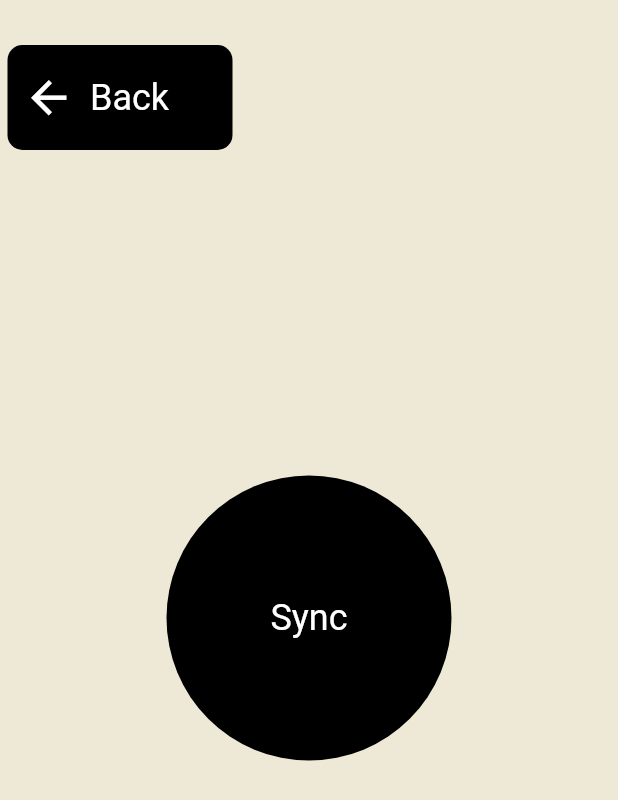
After one commit to samaralii/RestaurantApp, a Flutter app: the SyncPage screen opened directly, on a phone screen of 412 x 824 dp. The commit adds this screen. Shown: the top 800 px of the screen. Run offline on Flutter 3.47's test engine with Material 2 defaults, Android fonts, the phone set to English and light mode, and no system bars.

Commit message:
work on sync page

```diff
--- a/lib/loginPage.dart
+++ b/lib/loginPage.dart
@@ -1,5 +1,6 @@
 import 'package:flutter/material.dart';
 import 'utilz.dart';
+import 'syncPage.dart';
 
 class LoginPage extends StatelessWidget {
   @override
@@ -95,7 +96,11 @@ class MainPageState extends State<MainPage> {
         minWidth: 200.0,
         height: 70.0,
         child: RaisedButton(
-          onPressed: () {},
+          onPressed: () {
+
+            Navigator.push(context, MaterialPageRoute(builder: (context) => SyncPage()));
+
+          },
           color: Colors.red,
           padding: EdgeInsets.all(10.0),
           child: Text("Login",
--- /dev/null
+++ b/lib/syncPage.dart
@@ -0,0 +1,85 @@
+import 'package:flutter/material.dart';
+import 'utilz.dart';
+
+
+class SyncPage extends StatefulWidget {
+  createState() => SyncPageState();
+}
+
+class SyncPageState extends State<SyncPage> {
+
+@override
+  Widget build(BuildContext context) {
+    return Scaffold(
+      backgroundColor: Utilz.APP_BG,
+      body: body(context),
+    );
+  }
+
+  Widget body(BuildContext context) {
+      return Stack(
+        children: <Widget>[
+
+          Center(
+            child: syncButton(),
+          ),
+
+          Align(
+            child: backButton(context),
+            alignment: Alignment.topLeft,
+          )
+
+
+        ],
+      );
+  }
+
+
+   Widget syncButton() {
+    return Container(
+      width: 190.0,
+      height: 190.0,
+      decoration: BoxDecoration(shape: BoxShape.circle, color: Colors.black),
+      child: Center(
+        child: InkWell(
+          onTap: () => print("pressed"),
+          child: Text("Sync",
+              style: TextStyle(fontSize: 24.0, color: Colors.white)),
+        ),
+      ),
+    );
+  }
+
+
+Widget backButton(BuildContext context) {
+    return InkWell(
+      onTap: () {
+        Navigator.pop(context);
+      },
+      child: Container(
+          height: 70.0,
+          width: 150.0,
+          margin: EdgeInsets.only(top: 30, left: 5.0),
+          decoration: BoxDecoration(
+              color: Colors.black,
+              borderRadius: BorderRadius.all(Radius.circular(10.0))),
+          child: Row(
+            children: <Widget>[
+              Container(
+                margin: EdgeInsets.only(left: 10.0),
+                child: Icon(
+                  Icons.arrow_back,
+                  color: Colors.white,
+                  size: 35.0,
+                ),
+              ),
+              Container(
+                  margin: EdgeInsets.only(left: 10.0),
+                  child: Text("Back",
+                      style: TextStyle(fontSize: 24.0, color: Colors.white)))
+            ],
+          )),
+    );
+  }
+
+}
```
